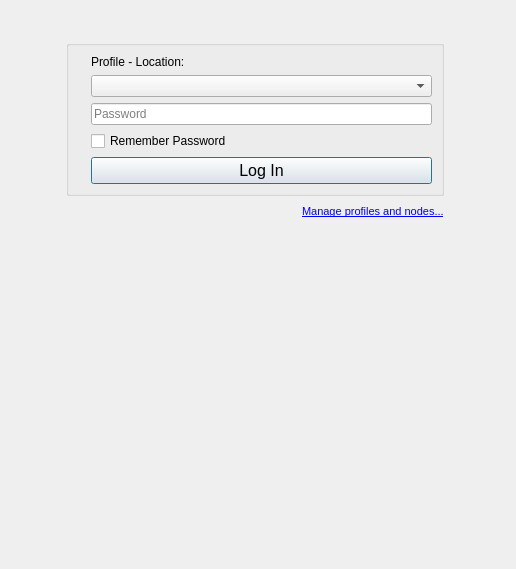
Qt form retroshare-gui/src/gui/StartDialog.ui (RetroShare/RetroShare) before a commit.
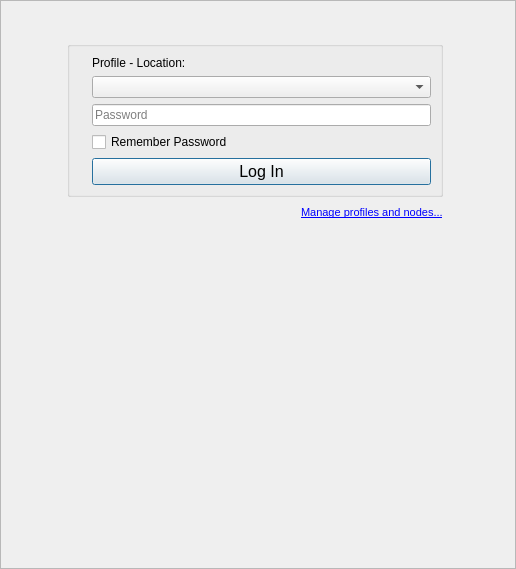
The same form after that commit. Icons and pictures are not drawn.

Commit message: Improved look & feel for Generate and Login Window

```diff
--- a/retroshare-gui/src/gui/StartDialog.ui
+++ b/retroshare-gui/src/gui/StartDialog.ui
@@ -17,6 +17,9 @@
    <iconset resource="images.qrc">
     <normaloff>:/images/logo/logo_32.png</normaloff>:/images/logo/logo_32.png</iconset>
   </property>
+  <property name="autoFillBackground">
+   <bool>false</bool>
+  </property>
   <layout class="QVBoxLayout" name="verticalLayout_2">
    <property name="leftMargin">
     <number>0</number>
@@ -31,10 +34,26 @@
     <number>0</number>
    </property>
    <item>
+    <widget class="QFrame" name="loginframe">
+     <property name="autoFillBackground">
+      <bool>false</bool>
+     </property>
+     <property name="styleSheet">
+      <string notr="true">QFrame#loginframe{
+background-image: url(:/images/logo/background.png);
+background-repeat: repeat;
+}</string>
+     </property>
+     <property name="frameShape">
+      <enum>QFrame::StyledPanel</enum>
+     </property>
     <layout class="QGridLayout" name="mainGLayout">
      <property name="leftMargin">
       <number>0</number>
      </property>
+      <property name="topMargin">
+       <number>0</number>
+      </property>
      <property name="rightMargin">
       <number>0</number>
      </property>
@@ -321,6 +340,7 @@
       </layout>
      </item>
     </layout>
+    </widget>
    </item>
   </layout>
  </widget>
```
Lines whose indentation alone changed are shown as unchanged. The commit also changes 7 other files.
